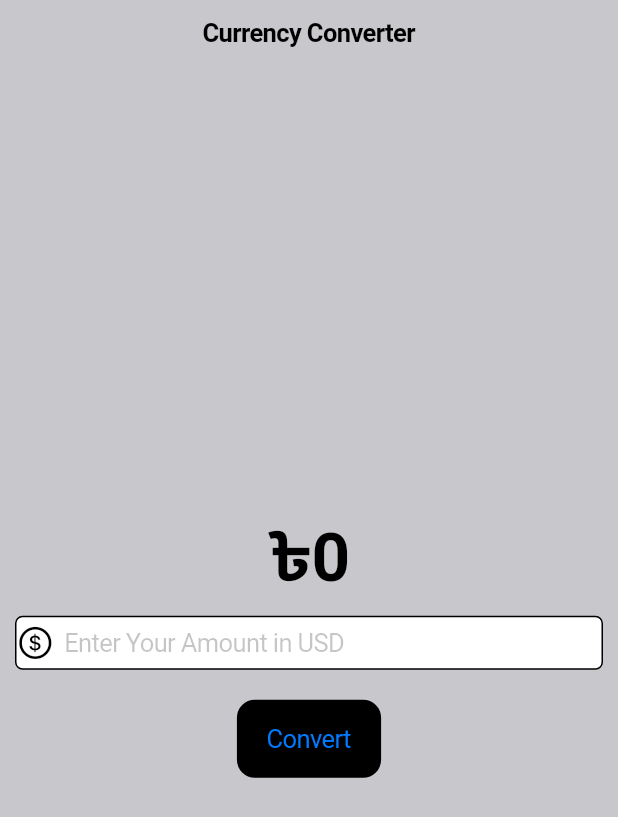
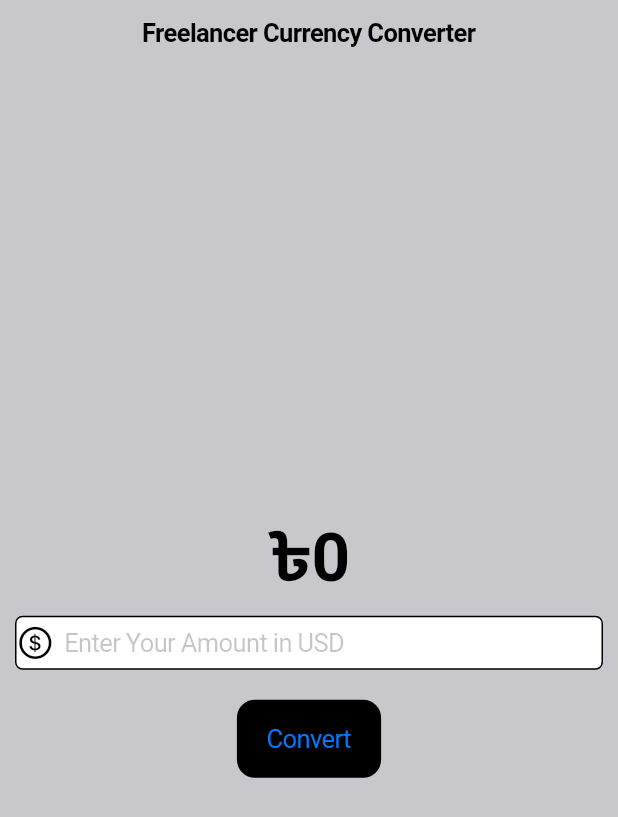
Before and after one commit to siraajul/currency_converter, a Flutter app: the screen it shows after launch, on a phone screen of 412 x 824 dp. Shown: the top 817 px of the screen. Run offline on Flutter 3.47's test engine with Material 3 defaults, Android fonts, the phone set to English and light mode, and no system bars.

Commit message:
Update: AppBar Names

```diff
--- a/lib/screens/home_page_cupertino.dart
+++ b/lib/screens/home_page_cupertino.dart
@@ -31,7 +31,7 @@ class _CurrencyConverterMaterialPageState extends State<HomePageCupertino> {
       navigationBar: const CupertinoNavigationBar(
         backgroundColor: CupertinoColors.systemGrey3,
         middle: Text(
-          'Currency Converter',
+          'Freelancer Currency Converter',
         ),
       ),
       backgroundColor: CupertinoColors.systemGrey3,
```
